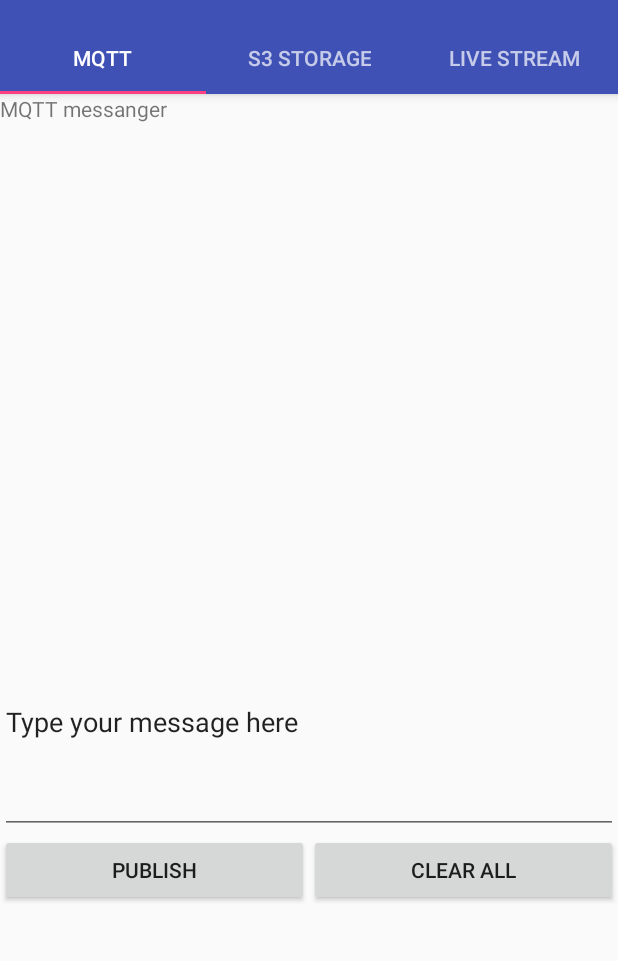
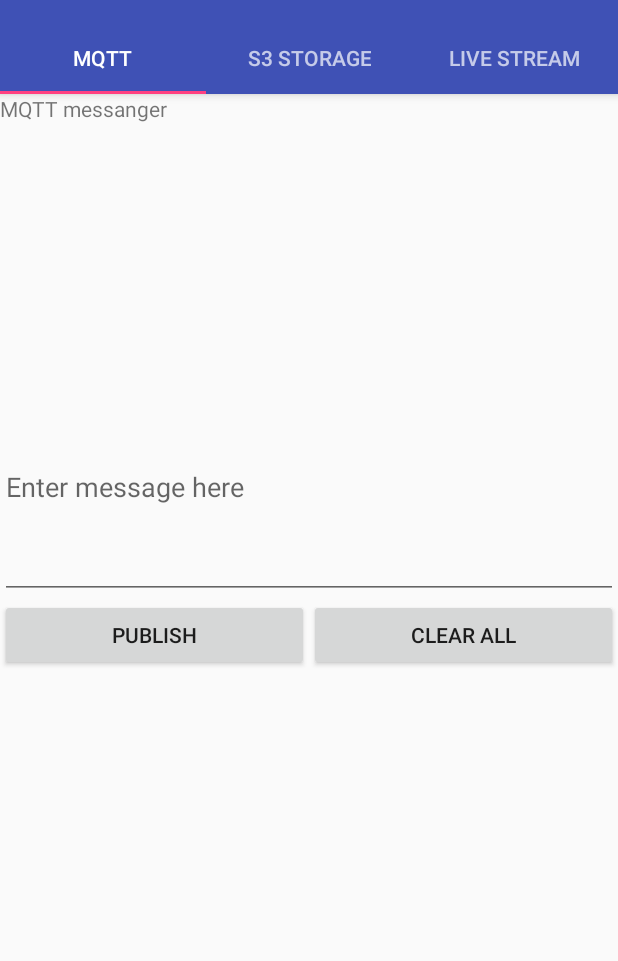
Before and after one commit to matszal/Android_App_4_FYP, an Android app: the Tab1Fragment screen opened directly, with no data from a screen before it, after a tap on "PUBLISH", on a phone screen of 412 x 824 dp, the part 74-1035 px from its top. Run offline under Robolectric (Android 15) with nearby library versions, the phone set to English and light mode, and no system bars; libraries missing offline, so code that uses them is left out: com.amazonaws.mobileconnectors; 2 statements that could not run were skipped.

```diff
--- a/HomeSecurity/app/src/main/java/com/example/mateusz/homesecurity/Tab1Fragment.java
+++ b/HomeSecurity/app/src/main/java/com/example/mateusz/homesecurity/Tab1Fragment.java
@@ -9,21 +9,11 @@ import android.view.LayoutInflater;
 import android.view.View;
 import android.view.ViewGroup;
 import android.widget.Button;
-
-import com.amazonaws.mobileconnectors.iot.AWSIotMqttLastWillAndTestament;
-import com.amazonaws.mobileconnectors.iot.AWSIotMqttManager;
 import com.amazonaws.mobileconnectors.iot.AWSIotMqttNewMessageCallback;
 import com.amazonaws.mobileconnectors.iot.AWSIotMqttQos;
-import com.google.gson.Gson;
-
-
 import android.widget.EditText;
 import android.widget.TextView;
-import android.widget.Toast;
-
 import java.io.UnsupportedEncodingException;
-import java.util.zip.Inflater;
-
 import static com.example.mateusz.homesecurity.MainActivity.LOG_TAG;
 import static com.example.mateusz.homesecurity.MainActivity.mqttManager;
 
@@ -34,15 +24,11 @@ import static com.example.mateusz.homesecurity.MainActivity.mqttManager;
 public class Tab1Fragment extends Fragment {
     private static final String TAG = "Tab1Fragment";
 
-    //AWSIotMqttManager mqttManager;
-
-
-
     //private Button btnTest1;
     private Button btnPublish;
     private Button btnClearAll;
     private TextView incomingText;
-    private EditText outgoingtext;
+    private EditText outgoingText;
 
     private String id;
     private String endPoint;
@@ -60,20 +46,17 @@ public class Tab1Fragment extends Fragment {
         btnPublish.setOnClickListener(publishClick);
 
         btnClearAll = (Button)view.findViewById(R.id.btnClear);
-
+        btnClearAll.setOnClickListener(clearAll);
         incomingText = (TextView)view.findViewById(R.id.incomingTxt);
-
-        outgoingtext = (EditText)view.findViewById(R.id.outgoingTxt);
+        outgoingText = (EditText)view.findViewById(R.id.outgoingTxt);
 
 
         return view;
     }
 
-
-
     public void subscribe() {
 
-        final String topic = "mytopic/iot";
+        final String topic = "mytopic/iot/led";
 
         Log.d(LOG_TAG, "topic = " + topic);
 
@@ -87,7 +70,7 @@ public class Tab1Fragment extends Fragment {
                             Log.d(LOG_TAG, "   Topic: " + topic);
                             Log.d(LOG_TAG, " Message: " + message);
 
-                            incomingText.setText(message);
+                            incomingText.append(message+"\n");
 
                         } catch (UnsupportedEncodingException e) {
                             Log.e(LOG_TAG, "Message encoding error.", e);
@@ -106,8 +89,8 @@ public class Tab1Fragment extends Fragment {
         @Override
         public void onClick(View v) {
 
-            final String topic = "mytopic/iot";
-            final String msg = outgoingtext.getText().toString();
+            final String topic = "mytopic/iot/led";
+            final String msg = outgoingText.getText().toString();
 
             try {
                 mqttManager.publishString(msg, topic, AWSIotMqttQos.QOS0);
@@ -118,5 +101,12 @@ public class Tab1Fragment extends Fragment {
         }
     };
 
+    View.OnClickListener clearAll = new View.OnClickListener() {
+        @Override
+        public void onClick(View view) {
+            incomingText.setText("");
+            outgoingText.setText("");
+        }
+    };
 
 }
--- a/HomeSecurity/app/src/main/res/layout/tab1_fragment.xml
+++ b/HomeSecurity/app/src/main/res/layout/tab1_fragment.xml
@@ -6,7 +6,7 @@
 
     <LinearLayout
         android:layout_width="match_parent"
-        android:layout_height="344dp"
+        android:layout_height="187dp"
         android:orientation="horizontal">
 
         <TextView
@@ -30,12 +30,12 @@
             android:layout_weight="5"
             android:ems="10"
             android:inputType="textPersonName"
-            android:text="Type your message here" />
+            android:hint="Enter message here"/>
     </LinearLayout>
 
     <LinearLayout
         android:layout_width="match_parent"
-        android:layout_height="wrap_content"
+        android:layout_height="78dp"
         android:layout_weight="1"
         android:orientation="horizontal">
 
--- /dev/null
+++ b/HomeSecurity/app/src/main/res/xml/provider_paths.xml
@@ -0,0 +1,4 @@
+<?xml version="1.0" encoding="utf-8"?>
+<paths xmlns:android="http://schemas.android.com/apk/res/android">
+    <external-path name="external_files" path="."/>
+</paths>
--- a/HomeSecurity/build.gradle
+++ b/HomeSecurity/build.gradle
@@ -7,7 +7,7 @@ buildscript {
         jcenter()
     }
     dependencies {
-        classpath 'com.android.tools.build:gradle:3.0.1'
+        classpath 'com.android.tools.build:gradle:3.1.0'
 
 
         // NOTE: Do not place your application dependencies here; they belong
```
Also changed, not shown: HomeSecurity/app/src/main/AndroidManifest.xml (+12 -0 lines), HomeSecurity/app/src/main/java/com/example/mateusz/homesecurity/MainActivity.java (+26 -39 lines), HomeSecurity/gradle/wrapper/gradle-wrapper.properties.
